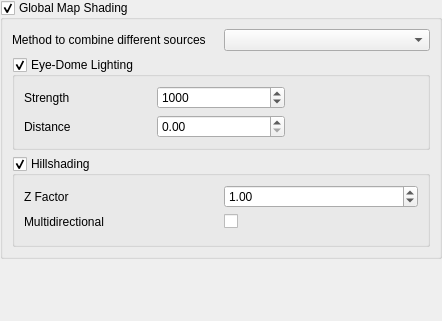
Old version of the form src/ui/qgselevationshadingrenderersettingswidget.ui in the repository qgis/QGIS.
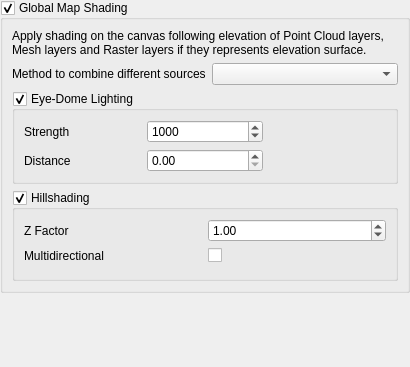
New version of the form. Custom widgets are drawn as their Qt base class.

Diff of the .ui file:
```diff
--- a/src/ui/qgselevationshadingrenderersettingswidget.ui
+++ b/src/ui/qgselevationshadingrenderersettingswidget.ui
@@ -6,8 +6,8 @@
    <rect>
     <x>0</x>
     <y>0</y>
-    <width>442</width>
-    <height>321</height>
+    <width>410</width>
+    <height>367</height>
    </rect>
   </property>
   <property name="windowTitle">
@@ -35,17 +35,72 @@
       <bool>true</bool>
      </property>
      <layout class="QGridLayout" name="gridLayout">
-      <item row="0" column="0">
+      <item row="1" column="0">
        <widget class="QLabel" name="label_3">
         <property name="text">
          <string>Method to combine different sources</string>
         </property>
        </widget>
       </item>
-      <item row="0" column="1">
+      <item row="1" column="1">
        <widget class="QComboBox" name="mCombineMethodCombo"/>
       </item>
-      <item row="1" column="0" colspan="2">
+      <item row="3" column="0" colspan="2">
+       <widget class="QgsCollapsibleGroupBox" name="mHillshadingGroupBox">
+        <property name="title">
+         <string>Hillshading</string>
+        </property>
+        <property name="checkable">
+         <bool>true</bool>
+        </property>
+        <layout class="QGridLayout" name="gridLayout_6">
+         <item row="0" column="0">
+          <widget class="QLabel" name="mHillshadingZFactorLabel">
+           <property name="text">
+            <string>Z Factor</string>
+           </property>
+          </widget>
+         </item>
+         <item row="1" column="0">
+          <widget class="QLabel" name="mHillshadingMultidirLabel">
+           <property name="text">
+            <string>Multidirectional</string>
+           </property>
+          </widget>
+         </item>
+         <item row="0" column="1">
+          <widget class="QgsDoubleSpinBox" name="mHillshadingZFactorSpinBox">
+           <property name="toolTip">
+            <string>Vertical exageration for hillshading</string>
+           </property>
+           <property name="maximum">
+            <double>9999999999999999455752309870428160.000000000000000</double>
+           </property>
+           <property name="value">
+            <double>1.000000000000000</double>
+           </property>
+          </widget>
+         </item>
+         <item row="1" column="1">
+          <widget class="QCheckBox" name="mHillshadingMultidirCheckBox">
+           <property name="toolTip">
+            <string>Used multidirectionnal lights instead of the specified azimuth for hillshading.</string>
+           </property>
+           <property name="text">
+            <string/>
+           </property>
+           <property name="tristate">
+            <bool>false</bool>
+           </property>
+          </widget>
+         </item>
+         <item row="2" column="0" colspan="2">
+          <widget class="QgsDirectionalLightWidget" name="mDirectionalLightWidget" native="true"/>
+         </item>
+        </layout>
+       </widget>
+      </item>
+      <item row="2" column="0" colspan="2">
        <widget class="QgsCollapsibleGroupBox" name="mEdlGroupBox">
         <property name="title">
          <string>Eye-Dome Lighting</string>
@@ -100,53 +155,14 @@
         </layout>
        </widget>
       </item>
-      <item row="2" column="0" colspan="2">
-       <widget class="QgsCollapsibleGroupBox" name="mHillshadingGroupBox">
-        <property name="title">
-         <string>Hillshading</string>
+      <item row="0" column="0" colspan="2">
+       <widget class="QLabel" name="label_4">
+        <property name="text">
+         <string>Apply shading on the canvas following elevation of Point Cloud layers, Mesh layers and Raster layers if they represents elevation surface.</string>
         </property>
-        <property name="checkable">
+        <property name="wordWrap">
          <bool>true</bool>
         </property>
-        <layout class="QGridLayout" name="gridLayout_6">
-         <item row="0" column="0">
-          <widget class="QLabel" name="mHillshadingZFactorLabel">
-           <property name="text">
-            <string>Z Factor</string>
-           </property>
-          </widget>
-         </item>
-         <item row="1" column="0">
-          <widget class="QLabel" name="mHillshadingMultidirLabel">
-           <property name="text">
-            <string>Multidirectional</string>
-           </property>
-          </widget>
-         </item>
-         <item row="0" column="1">
-          <widget class="QDoubleSpinBox" name="mHillshadingZFactorSpinBox">
-           <property name="maximum">
-            <double>9999999999999999455752309870428160.000000000000000</double>
-           </property>
-           <property name="value">
-            <double>1.000000000000000</double>
-           </property>
-          </widget>
-         </item>
-         <item row="1" column="1">
-          <widget class="QCheckBox" name="mHillshadingMultidirCheckBox">
-           <property name="text">
-            <string/>
-           </property>
-           <property name="tristate">
-            <bool>false</bool>
-           </property>
-          </widget>
-         </item>
-         <item row="2" column="0" colspan="2">
-          <widget class="QgsDirectionalLightWidget" name="mDirectionalLightWidget" native="true"/>
-         </item>
-        </layout>
        </widget>
       </item>
      </layout>
```
Left out of the diff: 3 changed lines with no effect on the pictures.
